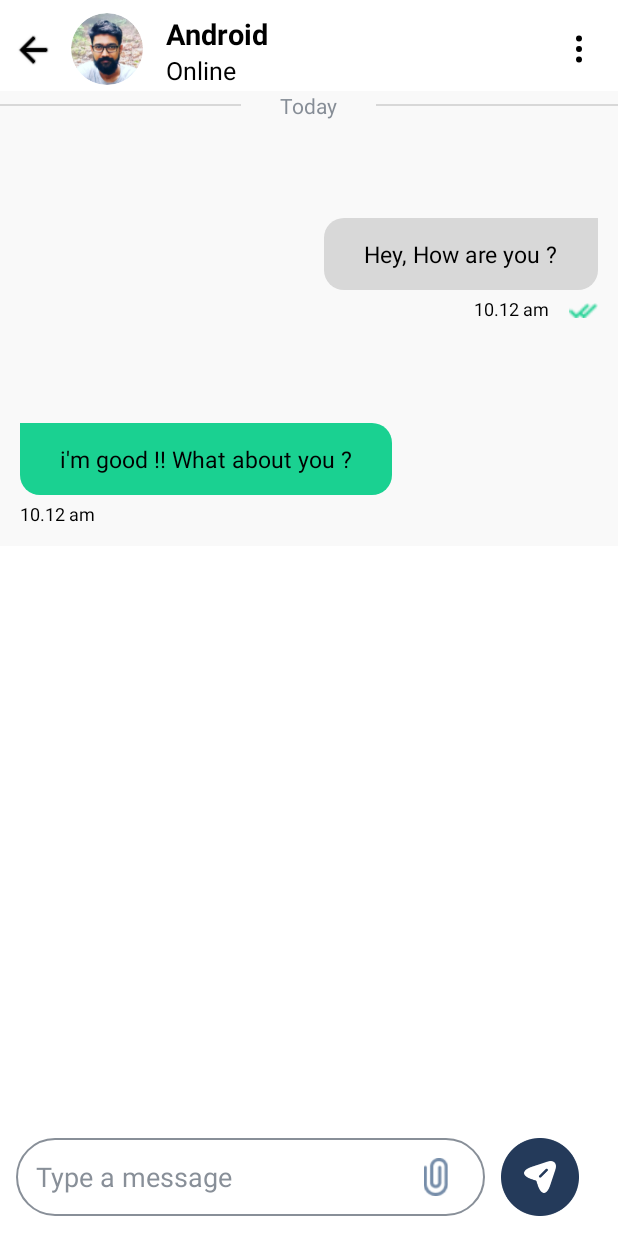
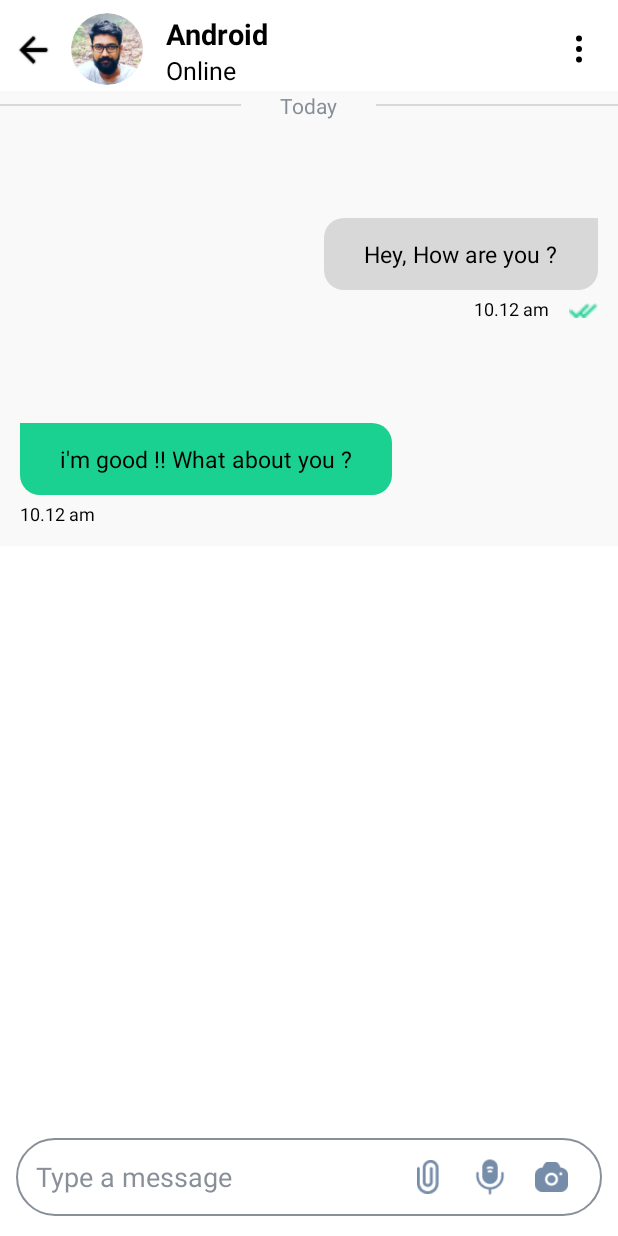
Before and after one commit to prachiparekh/EasydayKotlin, an Android app built with Jetpack Compose: the ConversationActivity screen opened directly, with no data from a screen before it, on a phone screen of 412 x 824 dp. Run offline under Robolectric (Android 15) with nearby library versions, the phone set to English and light mode, and no system bars; our stand-ins replace CircleImageView, sdp/ssp sizes.

Commit message:
commit 31/10/2022

```diff
--- a/app/src/main/java/com/app/easyday/screens/activities/main/inbox/ConversationActivity.kt
+++ b/app/src/main/java/com/app/easyday/screens/activities/main/inbox/ConversationActivity.kt
@@ -2,6 +2,7 @@ package com.app.easyday.screens.activities.main.inbox
 
 import androidx.appcompat.app.AppCompatActivity
 import android.os.Bundle
+import android.view.View
 import com.app.easyday.R
 import kotlinx.android.synthetic.main.activity_conversation.*
 
@@ -11,6 +12,12 @@ class ConversationActivity : AppCompatActivity() {
         setContentView(R.layout.activity_conversation)
 
         iv_back.setOnClickListener { onBackPressed() }
+
+        edt_msg.setOnClickListener {
+            cam.visibility = View.GONE
+            mic.visibility = View.GONE
+            send.visibility = View.VISIBLE
+        }
     }
 
     override fun onBackPressed() {
--- a/app/src/main/res/layout/activity_conversation.xml
+++ b/app/src/main/res/layout/activity_conversation.xml
@@ -297,7 +297,7 @@
                     android:layout_weight="1"
                     android:padding="@dimen/_5sdp"
                     android:src="@drawable/microphone"
-                    android:visibility="gone" />
+                    android:visibility="visible" />
 
                 <androidx.appcompat.widget.AppCompatImageView
                     android:id="@+id/cam"
@@ -307,17 +307,19 @@
                     android:layout_weight="1"
                     android:padding="@dimen/_7sdp"
                     android:src="@drawable/camera"
-                    android:visibility="gone" />
+                    android:visibility="visible" />
             </LinearLayout>
 
         </RelativeLayout>
 
         <androidx.appcompat.widget.AppCompatImageView
+            android:id="@+id/send"
             android:layout_width="@dimen/_40sdp"
             android:layout_height="@dimen/_40sdp"
             android:layout_alignTop="@id/conv_rel"
             android:layout_toRightOf="@+id/conv_rel"
-            android:src="@drawable/send_msg" />
+            android:src="@drawable/send_msg"
+            android:visibility="gone"/>
     </LinearLayout>
 
 
```
